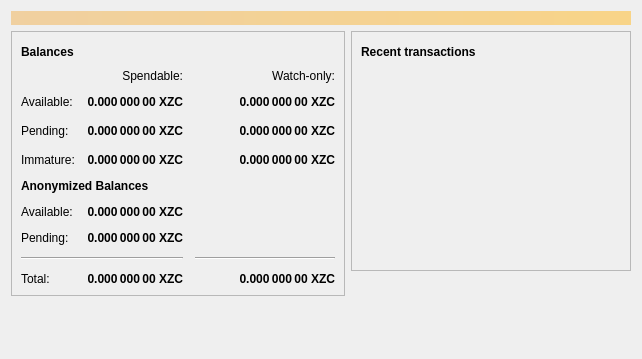
1001tests/BZX, file src/qt/forms/overviewpage.ui: the form before one commit.
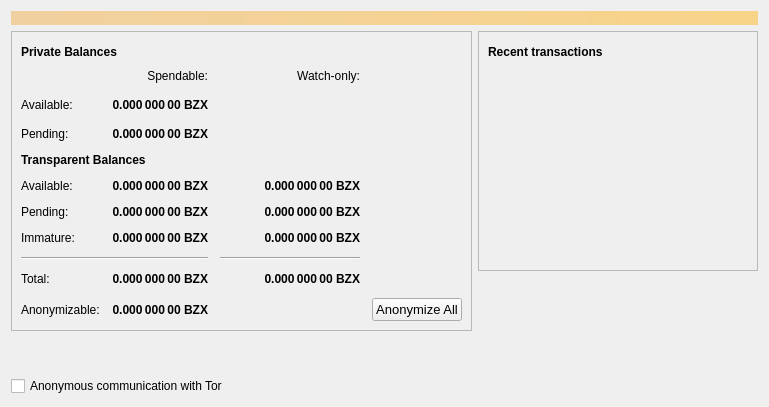
The form after the commit. Icons and pictures are not drawn.

```diff
--- a/src/qt/forms/overviewpage.ui
+++ b/src/qt/forms/overviewpage.ui
@@ -6,8 +6,8 @@
    <rect>
     <x>0</x>
     <y>0</y>
-    <width>642</width>
-    <height>359</height>
+    <width>769</width>
+    <height>407</height>
    </rect>
   </property>
   <property name="windowTitle">
@@ -57,7 +57,7 @@
                </font>
               </property>
               <property name="text">
-               <string>Balances</string>
+               <string>Private Balances</string>
               </property>
              </widget>
             </item>
@@ -114,79 +114,149 @@
             <property name="spacing">
              <number>12</number>
             </property>
-            <item row="3" column="2">
-             <widget class="QLabel" name="labelWatchImmature">
-              <property name="font">
-               <font>
-                <weight>75</weight>
-                <bold>true</bold>
-               </font>
-              </property>
-              <property name="cursor">
-               <cursorShape>IBeamCursor</cursorShape>
-              </property>
-              <property name="toolTip">
-               <string>Mined balance in watch-only addresses that has not yet matured</string>
-              </property>
+            <item row="16" column="0">
+             <widget class="QLabel" name="labelAnonymizableText">
               <property name="text">
-               <string notr="true">0.000 000 00 XZC</string>
+               <string>Anonymizable:</string>
               </property>
-              <property name="alignment">
-               <set>Qt::AlignRight|Qt::AlignTrailing|Qt::AlignVCenter</set>
-              </property>
-              <property name="textInteractionFlags">
-               <set>Qt::LinksAccessibleByMouse|Qt::TextSelectableByKeyboard|Qt::TextSelectableByMouse</set>
-              </property>
              </widget>
             </item>
-            <item row="1" column="0">
-             <widget class="QLabel" name="labelBalanceText">
-              <property name="text">
-               <string>Available:</string>
-              </property>
-             </widget>
-            </item>
-            <item row="9" column="2">
-             <widget class="QLabel" name="labelWatchTotal">
-              <property name="font">
-               <font>
-                <weight>75</weight>
-                <bold>true</bold>
-               </font>
-              </property>
-              <property name="cursor">
-               <cursorShape>IBeamCursor</cursorShape>
-              </property>
-              <property name="toolTip">
-               <string>Current total balance in watch-only addresses</string>
-              </property>
-              <property name="text">
-               <string notr="true">0.000 000 00 XZC</string>
-              </property>
-              <property name="alignment">
-               <set>Qt::AlignRight|Qt::AlignTrailing|Qt::AlignVCenter</set>
-              </property>
-              <property name="textInteractionFlags">
-               <set>Qt::LinksAccessibleByMouse|Qt::TextSelectableByKeyboard|Qt::TextSelectableByMouse</set>
-              </property>
-             </widget>
-            </item>
-            <item row="9" column="0">
-             <widget class="QLabel" name="labelTotalText">
-              <property name="text">
-               <string>Total:</string>
-              </property>
-             </widget>
-            </item>
-            <item row="8" column="0" colspan="2">
-             <widget class="Line" name="line">
+            <item row="2" column="3">
+             <spacer name="horizontalSpacer_2">
               <property name="orientation">
                <enum>Qt::Horizontal</enum>
               </property>
+              <property name="sizeHint" stdset="0">
+               <size>
+                <width>40</width>
+                <height>20</height>
+               </size>
+              </property>
+             </spacer>
+            </item>
+            <item row="6" column="0" colspan="2">
+             <widget class="QLabel" name="label">
+              <property name="font">
+               <font>
+                <weight>75</weight>
+                <bold>true</bold>
+               </font>
+              </property>
+              <property name="text">
+               <string>Transparent Balances</string>
+              </property>
              </widget>
             </item>
-            <item row="7" column="1">
-             <widget class="QLabel" name="labelSigmaPending">
+            <item row="16" column="1">
+             <widget class="QLabel" name="labelAnonymizable">
+              <property name="font">
+               <font>
+                <weight>75</weight>
+                <bold>true</bold>
+               </font>
+              </property>
+              <property name="text">
+               <string>0.000 000 00 BZX</string>
+              </property>
+              <property name="alignment">
+               <set>Qt::AlignRight|Qt::AlignTrailing|Qt::AlignVCenter</set>
+              </property>
+             </widget>
+            </item>
+            <item row="11" column="2">
+             <widget class="QLabel" name="labelWatchPending">
+              <property name="font">
+               <font>
+                <weight>75</weight>
+                <bold>true</bold>
+               </font>
+              </property>
+              <property name="cursor">
+               <cursorShape>IBeamCursor</cursorShape>
+              </property>
+              <property name="toolTip">
+               <string>Unconfirmed transactions to watch-only addresses</string>
+              </property>
+              <property name="text">
+               <string notr="true">0.000 000 00 BZX</string>
+              </property>
+              <property name="alignment">
+               <set>Qt::AlignRight|Qt::AlignTrailing|Qt::AlignVCenter</set>
+              </property>
+              <property name="textInteractionFlags">
+               <set>Qt::LinksAccessibleByMouse|Qt::TextSelectableByKeyboard|Qt::TextSelectableByMouse</set>
+              </property>
+             </widget>
+            </item>
+            <item row="10" column="1">
+             <widget class="QLabel" name="labelBalance">
+              <property name="font">
+               <font>
+                <weight>75</weight>
+                <bold>true</bold>
+               </font>
+              </property>
+              <property name="cursor">
+               <cursorShape>IBeamCursor</cursorShape>
+              </property>
+              <property name="toolTip">
+               <string>Your current spendable balance</string>
+              </property>
+              <property name="text">
+               <string notr="true">0.000 000 00 BZX</string>
+              </property>
+              <property name="alignment">
+               <set>Qt::AlignRight|Qt::AlignTrailing|Qt::AlignVCenter</set>
+              </property>
+              <property name="textInteractionFlags">
+               <set>Qt::LinksAccessibleByMouse|Qt::TextSelectableByKeyboard|Qt::TextSelectableByMouse</set>
+              </property>
+             </widget>
+            </item>
+            <item row="0" column="1">
+             <widget class="QLabel" name="labelSpendable">
+              <property name="text">
+               <string>Spendable:</string>
+              </property>
+              <property name="alignment">
+               <set>Qt::AlignRight|Qt::AlignTrailing|Qt::AlignVCenter</set>
+              </property>
+             </widget>
+            </item>
+            <item row="10" column="2">
+             <widget class="QLabel" name="labelWatchAvailable">
+              <property name="font">
+               <font>
+                <weight>75</weight>
+                <bold>true</bold>
+               </font>
+              </property>
+              <property name="cursor">
+               <cursorShape>IBeamCursor</cursorShape>
+              </property>
+              <property name="toolTip">
+               <string>Your current balance in watch-only addresses</string>
+              </property>
+              <property name="text">
+               <string notr="true">0.000 000 00 BZX</string>
+              </property>
+              <property name="alignment">
+               <set>Qt::AlignRight|Qt::AlignTrailing|Qt::AlignVCenter</set>
+              </property>
+              <property name="textInteractionFlags">
+               <set>Qt::LinksAccessibleByMouse|Qt::TextSelectableByKeyboard|Qt::TextSelectableByMouse</set>
+              </property>
+             </widget>
+            </item>
+            <item row="11" column="0">
+             <widget class="QLabel" name="labelPendingText">
+              <property name="text">
+               <string>Pending:</string>
+              </property>
+             </widget>
+            </item>
+            <item row="5" column="1">
+             <widget class="QLabel" name="labelUnconfirmedPrivate">
               <property name="font">
                <font>
                 <weight>75</weight>
@@ -200,7 +270,7 @@
                <string>Total of anonymize transactions that have yet to be confirmed, and do not yet count toward the spendable balance</string>
               </property>
               <property name="text">
-               <string>0.000 000 00 XZC</string>
+               <string>0.000 000 00 BZX</string>
               </property>
               <property name="alignment">
                <set>Qt::AlignRight|Qt::AlignTrailing|Qt::AlignVCenter</set>
@@ -210,7 +280,14 @@
               </property>
              </widget>
             </item>
-            <item row="8" column="2">
+            <item row="5" column="0">
+             <widget class="QLabel" name="labelUnconfirmedPrivateText">
+              <property name="text">
+               <string>Pending:</string>
+              </property>
+             </widget>
+            </item>
+            <item row="13" column="2">
              <widget class="Line" name="lineWatchBalance">
               <property name="sizePolicy">
                <sizepolicy hsizetype="Preferred" vsizetype="Fixed">
@@ -229,98 +306,10 @@
               </property>
              </widget>
             </item>
-            <item row="6" column="1">
-             <widget class="QLabel" name="labelSigmaBalance">
-              <property name="font">
-               <font>
-                <weight>75</weight>
-                <bold>true</bold>
-               </font>
-              </property>
-              <property name="cursor">
-               <cursorShape>IBeamCursor</cursorShape>
-              </property>
-              <property name="toolTip">
-               <string>Your current spendable anonymized balance</string>
-              </property>
+            <item row="15" column="0">
+             <widget class="QLabel" name="labelTotalText">
               <property name="text">
-               <string>0.000 000 00 XZC</string>
-              </property>
-              <property name="alignment">
-               <set>Qt::AlignRight|Qt::AlignTrailing|Qt::AlignVCenter</set>
-              </property>
-              <property name="textInteractionFlags">
-               <set>Qt::LinksAccessibleByMouse|Qt::TextSelectableByKeyboard|Qt::TextSelectableByMouse</set>
-              </property>
-             </widget>
-            </item>
-            <item row="6" column="0">
-             <widget class="QLabel" name="labelSigmaBalanceText">
-              <property name="text">
-               <string>Available:</string>
-              </property>
-             </widget>
-            </item>
-            <item row="1" column="1">
-             <widget class="QLabel" name="labelBalance">
-              <property name="font">
-               <font>
-                <weight>75</weight>
-                <bold>true</bold>
-               </font>
-              </property>
-              <property name="cursor">
-               <cursorShape>IBeamCursor</cursorShape>
-              </property>
-              <property name="toolTip">
-               <string>Your current spendable balance</string>
-              </property>
-              <property name="text">
-               <string notr="true">0.000 000 00 XZC</string>
-              </property>
-              <property name="alignment">
-               <set>Qt::AlignRight|Qt::AlignTrailing|Qt::AlignVCenter</set>
-              </property>
-              <property name="textInteractionFlags">
-               <set>Qt::LinksAccessibleByMouse|Qt::TextSelectableByKeyboard|Qt::TextSelectableByMouse</set>
-              </property>
-             </widget>
-            </item>
-            <item row="2" column="3">
-             <spacer name="horizontalSpacer_2">
-              <property name="orientation">
-               <enum>Qt::Horizontal</enum>
-              </property>
-              <property name="sizeHint" stdset="0">
-               <size>
-                <width>40</width>
-                <height>20</height>
-               </size>
-              </property>
-             </spacer>
-            </item>
-            <item row="2" column="2">
-             <widget class="QLabel" name="labelWatchPending">
-              <property name="font">
-               <font>
-                <weight>75</weight>
-                <bold>true</bold>
-               </font>
-              </property>
-              <property name="cursor">
-               <cursorShape>IBeamCursor</cursorShape>
-              </property>
-              <property name="toolTip">
-               <string>Unconfirmed transactions to watch-only addresses</string>
-              </property>
-              <property name="text">
-               <string notr="true">0.000 000 00 XZC</string>
-              </property>
-              <property name="alignment">
-               <set>Qt::AlignRight|Qt::AlignTrailing|Qt::AlignVCenter</set>
-              </property>
-              <property name="textInteractionFlags">
-               <set>Qt::LinksAccessibleByMouse|Qt::TextSelectableByKeyboard|Qt::TextSelectableByMouse</set>
+               <string>Total:</string>
               </property>
              </widget>
             </item>
@@ -334,39 +323,14 @@
               </property>
              </widget>
             </item>
-            <item row="2" column="0">
-             <widget class="QLabel" name="labelPendingText">
+            <item row="10" column="0">
+             <widget class="QLabel" name="labelBalanceText">
               <property name="text">
-               <string>Pending:</string>
+               <string>Available:</string>
               </property>
              </widget>
             </item>
-            <item row="2" column="1">
-             <widget class="QLabel" name="labelUnconfirmed">
-              <property name="font">
-               <font>
-                <weight>75</weight>
-                <bold>true</bold>
-               </font>
-              </property>
-              <property name="cursor">
-               <cursorShape>IBeamCursor</cursorShape>
-              </property>
-              <property name="toolTip">
-               <string>Total of transactions that have yet to be confirmed, and do not yet count toward the spendable balance</string>
-              </property>
-              <property name="text">
-               <string notr="true">0.000 000 00 XZC</string>
-              </property>
-              <property name="alignment">
-               <set>Qt::AlignRight|Qt::AlignTrailing|Qt::AlignVCenter</set>
-              </property>
-              <property name="textInteractionFlags">
-               <set>Qt::LinksAccessibleByMouse|Qt::TextSelectableByKeyboard|Qt::TextSelectableByMouse</set>
-              </property>
-             </widget>
-            </item>
-            <item row="9" column="1">
+            <item row="15" column="1">
              <widget class="QLabel" name="labelTotal">
               <property name="font">
                <font>
@@ -381,7 +345,7 @@
                <string>Your current total balance</string>
               </property>
               <property name="text">
-               <string notr="true">0.000 000 00 XZC</string>
+               <string notr="true">0.000 000 00 BZX</string>
               </property>
               <property name="alignment">
                <set>Qt::AlignRight|Qt::AlignTrailing|Qt::AlignVCenter</set>
@@ -391,18 +355,37 @@
               </property>
              </widget>
             </item>
-            <item row="0" column="1">
-             <widget class="QLabel" name="labelSpendable">
+            <item row="15" column="2">
+             <widget class="QLabel" name="labelWatchTotal">
+              <property name="font">
+               <font>
+                <weight>75</weight>
+                <bold>true</bold>
+               </font>
+              </property>
+              <property name="cursor">
+               <cursorShape>IBeamCursor</cursorShape>
+              </property>
+              <property name="toolTip">
+               <string>Current total balance in watch-only addresses</string>
+              </property>
               <property name="text">
-               <string>Spendable:</string>
+               <string notr="true">0.000 000 00 BZX</string>
               </property>
               <property name="alignment">
                <set>Qt::AlignRight|Qt::AlignTrailing|Qt::AlignVCenter</set>
               </property>
              </widget>
             </item>
-            <item row="3" column="1">
-             <widget class="QLabel" name="labelImmature">
+            <item row="13" column="0" colspan="2">
+             <widget class="Line" name="line">
+              <property name="orientation">
+               <enum>Qt::Horizontal</enum>
+              </property>
+             </widget>
+            </item>
+            <item row="11" column="1">
+             <widget class="QLabel" name="labelUnconfirmed">
               <property name="font">
                <font>
                 <weight>75</weight>
@@ -416,7 +399,7 @@
                <string>Mined balance that has not yet matured</string>
               </property>
               <property name="text">
-               <string notr="true">0.000 000 00 XZC</string>
+               <string notr="true">0.000 000 00 BZX</string>
               </property>
               <property name="alignment">
                <set>Qt::AlignRight|Qt::AlignTrailing|Qt::AlignVCenter</set>
@@ -426,15 +409,33 @@
               </property>
              </widget>
             </item>
-            <item row="3" column="0">
+            <item row="16" column="4">
+             <widget class="QPushButton" name="anonymizeButton">
+              <property name="sizePolicy">
+               <sizepolicy hsizetype="Minimum" vsizetype="Minimum">
+                <horstretch>0</horstretch>
+                <verstretch>0</verstretch>
+               </sizepolicy>
+              </property>
+              <property name="font">
+               <font>
+                <pointsize>10</pointsize>
+               </font>
+              </property>
+              <property name="text">
+               <string>Anonymize All</string>
+              </property>
+             </widget>
+            </item>
+            <item row="12" column="0">
              <widget class="QLabel" name="labelImmatureText">
               <property name="text">
                <string>Immature:</string>
               </property>
              </widget>
             </item>
-            <item row="1" column="2">
-             <widget class="QLabel" name="labelWatchAvailable">
+            <item row="12" column="1">
+             <widget class="QLabel" name="labelImmature">
               <property name="font">
                <font>
                 <weight>75</weight>
@@ -448,7 +449,7 @@
                <string>Your current balance in watch-only addresses</string>
               </property>
               <property name="text">
-               <string notr="true">0.000 000 00 XZC</string>
+               <string notr="true">0.000 000 00 BZX</string>
               </property>
               <property name="alignment">
                <set>Qt::AlignRight|Qt::AlignTrailing|Qt::AlignVCenter</set>
@@ -458,15 +459,40 @@
               </property>
              </widget>
             </item>
-            <item row="7" column="0">
-             <widget class="QLabel" name="labelSigmaPendingText">
+            <item row="12" column="2">
+             <widget class="QLabel" name="labelWatchImmature">
+              <property name="font">
+               <font>
+                <weight>75</weight>
+                <bold>true</bold>
+               </font>
+              </property>
+              <property name="cursor">
+               <cursorShape>IBeamCursor</cursorShape>
+              </property>
+              <property name="toolTip">
+               <string>Mined balance in watch-only addresses that has not yet matured</string>
+              </property>
               <property name="text">
-               <string>Pending:</string>
+               <string notr="true">0.000 000 00 BZX</string>
               </property>
+              <property name="alignment">
+               <set>Qt::AlignRight|Qt::AlignTrailing|Qt::AlignVCenter</set>
+              </property>
+              <property name="textInteractionFlags">
+               <set>Qt::LinksAccessibleByMouse|Qt::TextSelectableByKeyboard|Qt::TextSelectableByMouse</set>
+              </property>
              </widget>
             </item>
-            <item row="4" column="0" colspan="2">
-             <widget class="QLabel" name="label">
+            <item row="2" column="0">
+             <widget class="QLabel" name="labelPrivateText">
+              <property name="text">
+               <string>Available:</string>
+              </property>
+             </widget>
+            </item>
+            <item row="2" column="1">
+             <widget class="QLabel" name="labelPrivate">
               <property name="font">
                <font>
                 <weight>75</weight>
@@ -474,7 +500,13 @@
                </font>
               </property>
               <property name="text">
-               <string>Anonymized Balances</string>
+               <string>0.000 000 00 BZX</string>
+              </property>
+              <property name="alignment">
+               <set>Qt::AlignRight|Qt::AlignTrailing|Qt::AlignVCenter</set>
+              </property>
+              <property name="textInteractionFlags">
+               <set>Qt::LinksAccessibleByMouse|Qt::TextSelectableByKeyboard|Qt::TextSelectableByMouse</set>
               </property>
              </widget>
             </item>
@@ -496,6 +528,19 @@
          </property>
         </spacer>
        </item>
+       <item>
+        <widget class="QCheckBox" name="checkboxEnabledTor">
+         <property name="enabled">
+          <bool>true</bool>
+         </property>
+         <property name="text">
+          <string>Anonymous communication with Tor</string>
+         </property>
+         <property name="checked">
+          <bool>false</bool>
+         </property>
+        </widget>
+       </item>
       </layout>
      </item>
      <item>
```
Left out of the diff: 17 changed lines with no effect on the pictures.
